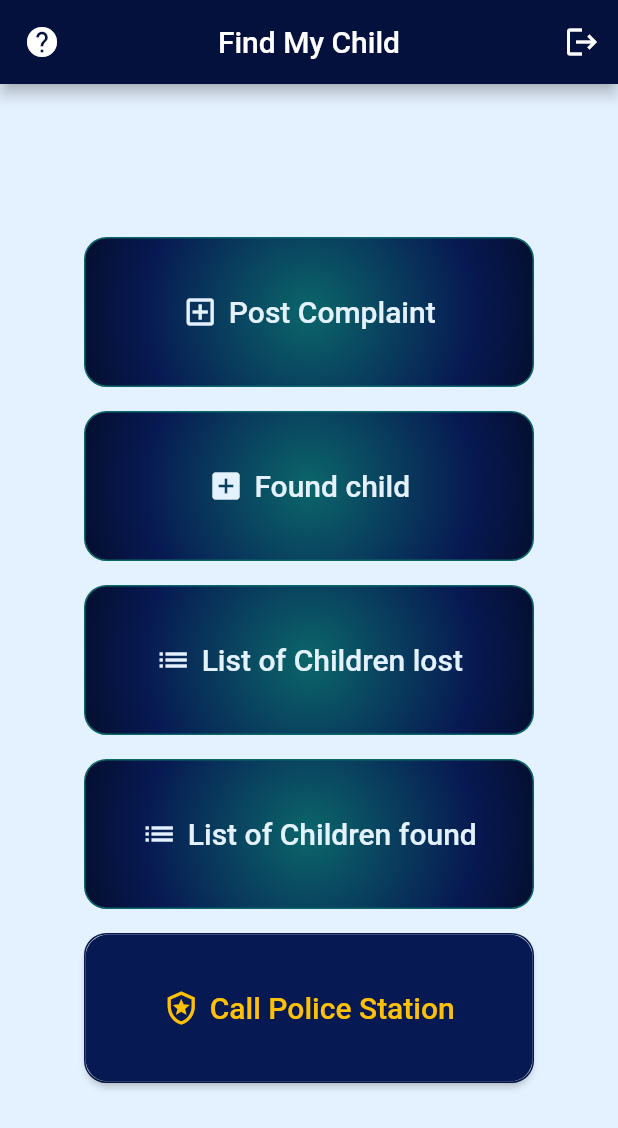
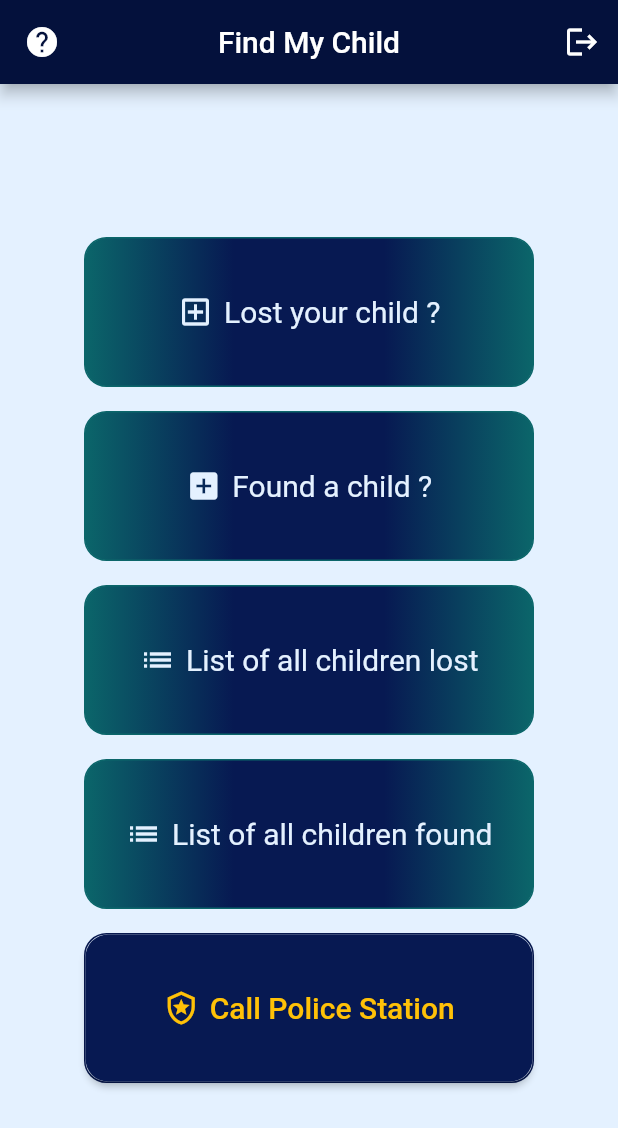
Before and after one commit to EnigmaEnforcers/App, a Flutter app: the screen it shows after launch, after a tap on "Skip", after a tap on "Get Started", on a phone screen of 412 x 824 dp. Shown: the top 1128 px of the screen. Run offline on Flutter 3.47's test engine with Material 2 defaults, Android fonts, the phone set to English and light mode, and no system bars; our stand-ins replace cloud_firestore, firebase_core, firebase_storage, flutter_image_compress, image_picker, shared_preferences and 1 more; accounts and stored records are empty.

```diff
--- a/lib/main.dart
+++ b/lib/main.dart
@@ -1,7 +1,9 @@
 import 'package:child_finder/screens/homepage.dart';
 import 'package:child_finder/screens/onboardscreen.dart';
+import 'package:child_finder/themes/lighttheme.dart';
 import 'package:firebase_core/firebase_core.dart';
 import 'package:flutter/material.dart';
+import 'package:flutter/services.dart';
 import 'package:shared_preferences/shared_preferences.dart';
 
 Future<void> main() async {
@@ -9,6 +11,8 @@ Future<void> main() async {
   await Firebase.initializeApp();
   final prefs = await SharedPreferences.getInstance();
   final showHome = prefs.getBool('showHome') ?? false;
+  SystemChrome.setSystemUIOverlayStyle(SystemUiOverlayStyle(
+      statusBarColor: lighttheme.appBarTheme.backgroundColor));
   runApp(MyApp(showHome: showHome));
 }
 
@@ -17,13 +21,13 @@ class MyApp extends StatelessWidget {
   const MyApp({
     Key? key,
     required this.showHome,
-  }) : super(key:key);
+  }) : super(key: key);
 
   @override
   Widget build(BuildContext context) {
     return MaterialApp(
       debugShowCheckedModeBanner: false,
-      home: showHome ? const HomePage():const OnboardScreen(),
+      home: showHome ? const HomePage() : const OnboardScreen(),
     );
   }
 }
--- a/lib/model/homepagebutton.dart
+++ b/lib/model/homepagebutton.dart
@@ -38,13 +38,13 @@ class _HomePageButtonState extends State<HomePageButton> {
           height: 100,
           width: 300,
           decoration: BoxDecoration(
-            gradient: RadialGradient(
+            gradient: LinearGradient(
               colors: [
                 lighttheme.colorScheme.primary,
                 lighttheme.colorScheme.secondary,
-                Colors.black
+                lighttheme.colorScheme.secondary,
+                lighttheme.colorScheme.primary,
               ],
-              radius: 2.2,
             ),
             color: lighttheme.colorScheme.primary,
             shape: BoxShape.rectangle,
@@ -63,7 +63,7 @@ class _HomePageButtonState extends State<HomePageButton> {
               ),
               Text(widget.buttonText,
                   style: TextStyle(
-                      fontWeight: FontWeight.w500,
+                      fontWeight: FontWeight.w400,
                       fontSize: 20,
                       color: lighttheme.colorScheme.background))
             ],
--- a/lib/screens/homepage.dart
+++ b/lib/screens/homepage.dart
@@ -8,6 +8,7 @@ import 'package:child_finder/screens/onboardscreen.dart';
 import 'package:child_finder/screens/postcomplaint.dart';
 import 'package:child_finder/themes/lighttheme.dart';
 import 'package:flutter/material.dart';
+import 'package:flutter/services.dart';
 import 'package:shared_preferences/shared_preferences.dart';
 import 'package:url_launcher/url_launcher.dart';
 import 'package:child_finder/widget/infowidget.dart';
@@ -26,7 +27,7 @@ class _HomePageState extends State<HomePage> {
       return await showDialog(
             context: context,
             builder: (context) => AlertDialog(
-              backgroundColor: lighttheme.colorScheme.tertiary,
+              backgroundColor: lighttheme.colorScheme.background,
               title: const Text('Exit the app'),
               content: const Text('Do you want to exit Find My Child ?'),
               actions: [
@@ -49,7 +50,7 @@ class _HomePageState extends State<HomePage> {
               ],
             ),
           ) ??
-          false; //if showDialouge had returned null, then return false
+          false;
     }
 
     return WillPopScope(
@@ -87,22 +88,22 @@ class _HomePageState extends State<HomePage> {
             mainAxisAlignment: MainAxisAlignment.center,
             children: [
               const HomePageButton(
-                buttonText: "Post Complaint",
+                buttonText: "Lost your child ?",
                 screen: PostComplaint(),
                 icon: Icons.add_box_outlined,
               ),
               const HomePageButton(
-                buttonText: "Found child",
+                buttonText: "Found a child ?",
                 screen: ChildFound(),
                 icon: Icons.add_box,
               ),
               const HomePageButton(
-                buttonText: "List of Children lost",
+                buttonText: "List of all children lost",
                 screen: AllChildren(),
                 icon: Icons.list,
               ),
               const HomePageButton(
-                buttonText: "List of Children found",
+                buttonText: "List of all children found",
                 screen: MatchedChild(),
                 icon: Icons.list,
               ),
@@ -135,10 +136,14 @@ class _HomePageState extends State<HomePage> {
                     child: const Row(
                       mainAxisAlignment: MainAxisAlignment.center,
                       children: [
-                        Icon(Icons.local_police_outlined,color: Colors.amber,),
+                        Icon(
+                          Icons.local_police_outlined,
+                          color: Colors.amber,
+                        ),
                         SizedBox(width: 7),
                         Text("Call Police Station",
-                            style: TextStyle(fontSize: 20,color: Colors.amber)),
+                            style:
+                                TextStyle(fontSize: 20, color: Colors.amber)),
                       ],
                     ),
                   ),
--- a/lib/widget/matchedinfo.dart
+++ b/lib/widget/matchedinfo.dart
@@ -1,4 +1,3 @@
-import 'package:child_finder/model/matchedchildren.dart';
 import 'package:child_finder/themes/lighttheme.dart';
 import 'package:flutter/material.dart';
 
@@ -20,7 +19,7 @@ Widget buildMatchedPopupDialog(BuildContext context, index, matchedChildren) {
             borderRadius: BorderRadius.circular(5),
             child: Image.network(
               matchedChildren[index].image,
-              height: 150,
+              height: 250,
             ),
           ),
         ),
```
Also changed, not shown: lib/screens/child_found.dart (+7 -1 lines), lib/screens/postcomplaint.dart (+31 -10 lines), 3 other files.
